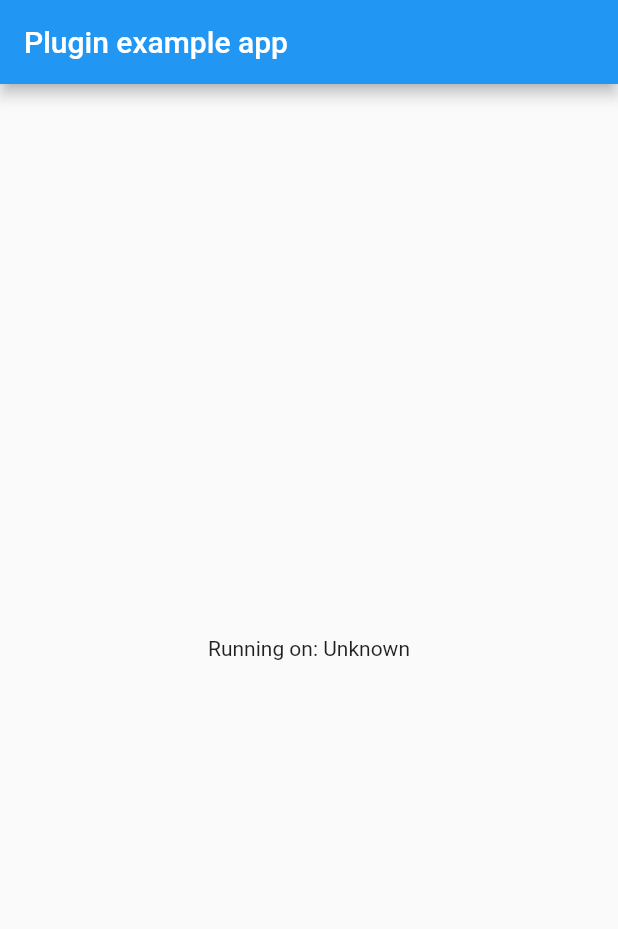
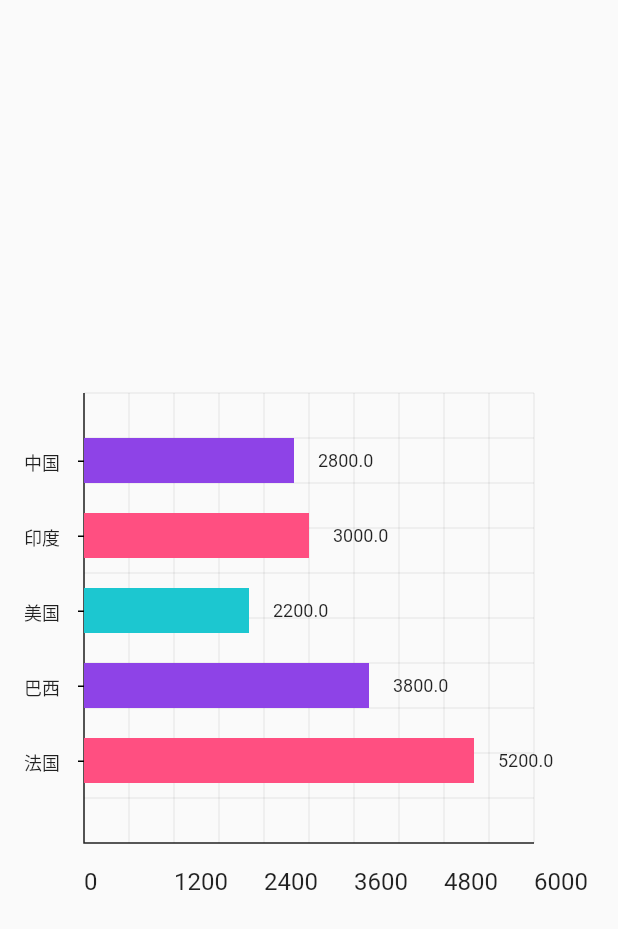
Before and after one commit to xrr2016/angle, a Flutter app: the screen it shows after launch, on a phone screen of 412 x 824 dp. Shown: the top 929 px of the screen. Run offline on Flutter 3.47's test engine with Material 2 defaults, Android fonts, the phone set to English and light mode, and no system bars.

Commit message:
feat: add bar chart

```diff
--- a/example/lib/main.dart
+++ b/example/lib/main.dart
@@ -1,7 +1,5 @@
 import 'package:flutter/material.dart';
-import 'dart:async';
 
-import 'package:flutter/services.dart';
 import 'package:angle/angle.dart';
 
 void main() {
@@ -14,43 +12,42 @@ class MyApp extends StatefulWidget {
 }
 
 class _MyAppState extends State<MyApp> {
-  String _platformVersion = 'Unknown';
-
   @override
   void initState() {
     super.initState();
-    initPlatformState();
-  }
-
-  // Platform messages are asynchronous, so we initialize in an async method.
-  Future<void> initPlatformState() async {
-    String platformVersion;
-    // Platform messages may fail, so we use a try/catch PlatformException.
-    try {
-      platformVersion = await Angle.platformVersion;
-    } on PlatformException {
-      platformVersion = 'Failed to get platform version.';
-    }
-
-    // If the widget was removed from the tree while the asynchronous platform
-    // message was in flight, we want to discard the reply rather than calling
-    // setState to update our non-existent appearance.
-    if (!mounted) return;
-
-    setState(() {
-      _platformVersion = platformVersion;
-    });
   }
 
   @override
   Widget build(BuildContext context) {
     return MaterialApp(
+      debugShowCheckedModeBanner: false,
       home: Scaffold(
-        appBar: AppBar(
-          title: const Text('Plugin example app'),
-        ),
         body: Center(
-          child: Text('Running on: $_platformVersion\n'),
+          child: BarChart(
+            max: 6000.0,
+            data: [
+              {
+                "label": "中国",
+                "value": 2800.0,
+              },
+              {
+                "label": "印度",
+                "value": 3000.0,
+              },
+              {
+                "label": "美国",
+                "value": 2200.0,
+              },
+              {
+                "label": "巴西",
+                "value": 3800.0,
+              },
+              {
+                "label": "法国",
+                "value": 5200.0,
+              },
+            ],
+          ),
         ),
       ),
     );
--- a/lib/angle.dart
+++ b/lib/angle.dart
@@ -1,18 +1,3 @@
-// You have generated a new plugin project without
-// specifying the `--platforms` flag. A plugin project supports no platforms is generated.
-// To add platforms, run `flutter create -t plugin --platforms <platforms> .` under the same
-// directory. You can also find a detailed instruction on how to add platforms in the `pubspec.yaml` at https://flutter.dev/docs/development/packages-and-plugins/developing-packages#plugin-platforms.
+library angle;
 
-import 'dart:async';
-
-import 'package:flutter/services.dart';
-
-class Angle {
-  static const MethodChannel _channel =
-      const MethodChannel('angle');
-
-  static Future<String> get platformVersion async {
-    final String version = await _channel.invokeMethod('getPlatformVersion');
-    return version;
-  }
-}
+export './charts/bar_chart.dart';
--- /dev/null
+++ b/lib/colors.dart
@@ -0,0 +1,15 @@
+import 'dart:ui';
+
+List<Color> colors = [
+  Color(0xff8e43e7),
+  Color(0xffff4f81),
+  Color(0xff1cc7d0),
+  Color(0xff00aeff),
+  Color(0xff3369e7),
+  Color(0xffb84592),
+  Color(0xff2dde98),
+  Color(0xffff6c5f),
+  Color(0xff003666),
+  Color(0xffffc168),
+  Color(0xff050f2c),
+];
--- /dev/null
+++ b/lib/utils/draw_grid.dart
@@ -0,0 +1,3 @@
+import 'package:flutter/material.dart';
+
+void drawGrid(Canvas canvas) {}
```
Also changed, not shown: lib/charts/bar_chart.dart (added, +187 -0 lines), lib/charts/base_chart.dart (added, +9 -0 lines), example/pubspec.lock, 23 other files.
